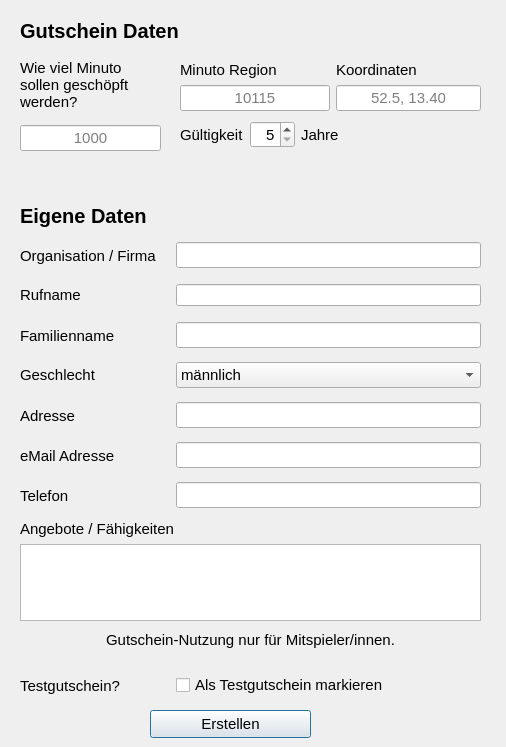
Old version of the form src/gui/qt/ui_components/dialog_create_minuto.ui in the repository minutogit/eMinuto-Desktop-Prototype.
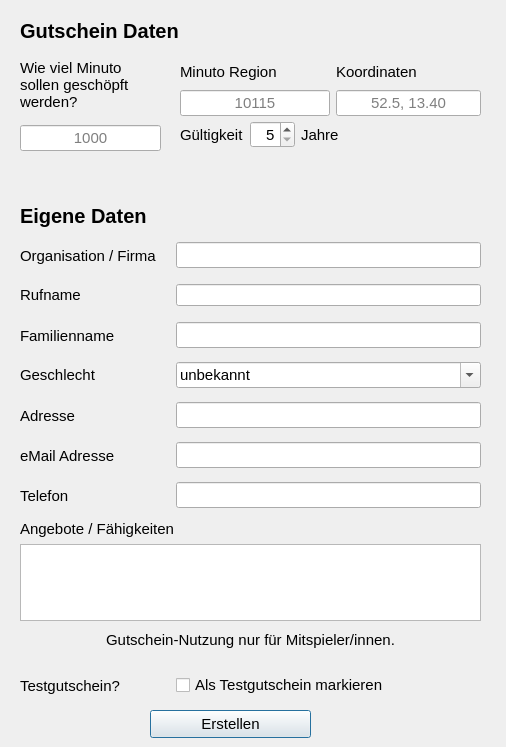
New version of the form.

Commit message: code for create minuto

What changed in the file:
```diff
--- a/src/gui/qt/ui_components/dialog_create_minuto.ui
+++ b/src/gui/qt/ui_components/dialog_create_minuto.ui
@@ -210,6 +210,14 @@
         <pointsize>11</pointsize>
        </font>
       </property>
+      <property name="editable">
+       <bool>true</bool>
+      </property>
+      <item>
+       <property name="text">
+        <string>unbekannt</string>
+       </property>
+      </item>
       <item>
        <property name="text">
         <string>männlich</string>
@@ -512,7 +520,7 @@
     <string>Erstellen</string>
    </property>
   </widget>
-  <widget class="QWidget" name="">
+  <widget class="QWidget" name="layoutWidget">
    <property name="geometry">
     <rect>
      <x>20</x>
@@ -551,7 +559,7 @@
     </item>
    </layout>
   </widget>
-  <widget class="QWidget" name="">
+  <widget class="QWidget" name="layoutWidget">
    <property name="geometry">
     <rect>
      <x>180</x>
@@ -629,13 +637,13 @@
     </item>
    </layout>
   </widget>
-  <widget class="QWidget" name="">
+  <widget class="QWidget" name="layoutWidget">
    <property name="geometry">
     <rect>
      <x>180</x>
      <y>60</y>
      <width>301</width>
-     <height>51</height>
+     <height>56</height>
     </rect>
    </property>
    <layout class="QHBoxLayout" name="horizontalLayout_2">
```
Left out of the diff: 9 changed lines with no effect on the pictures. The commit also changes 6 other files.
